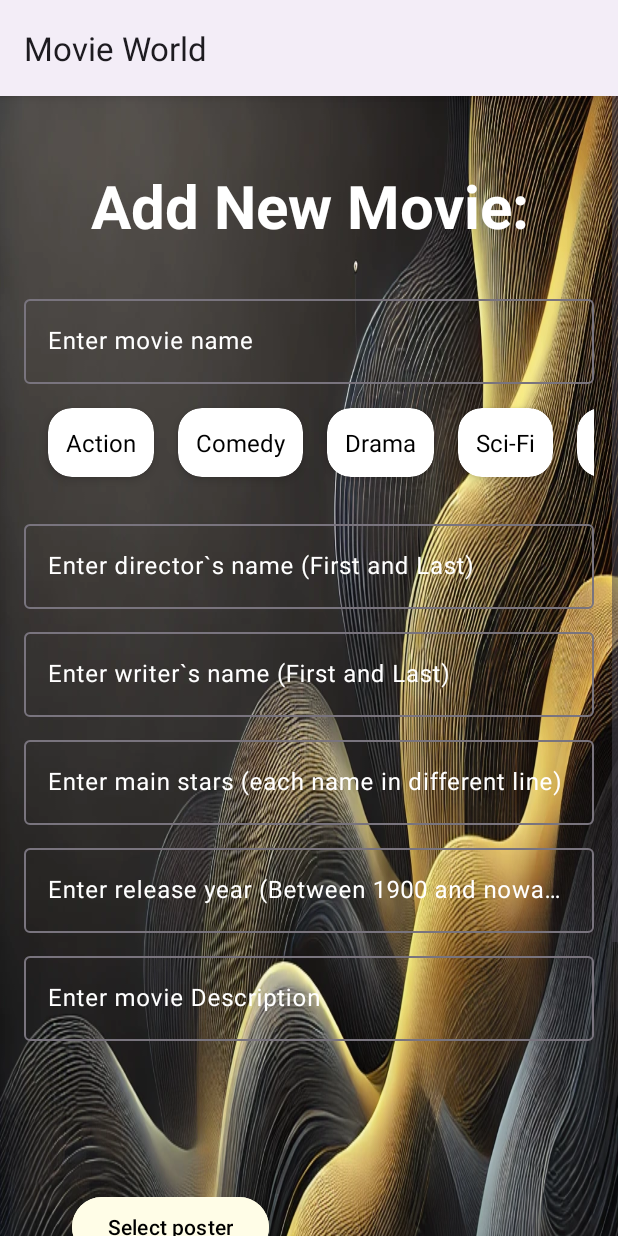
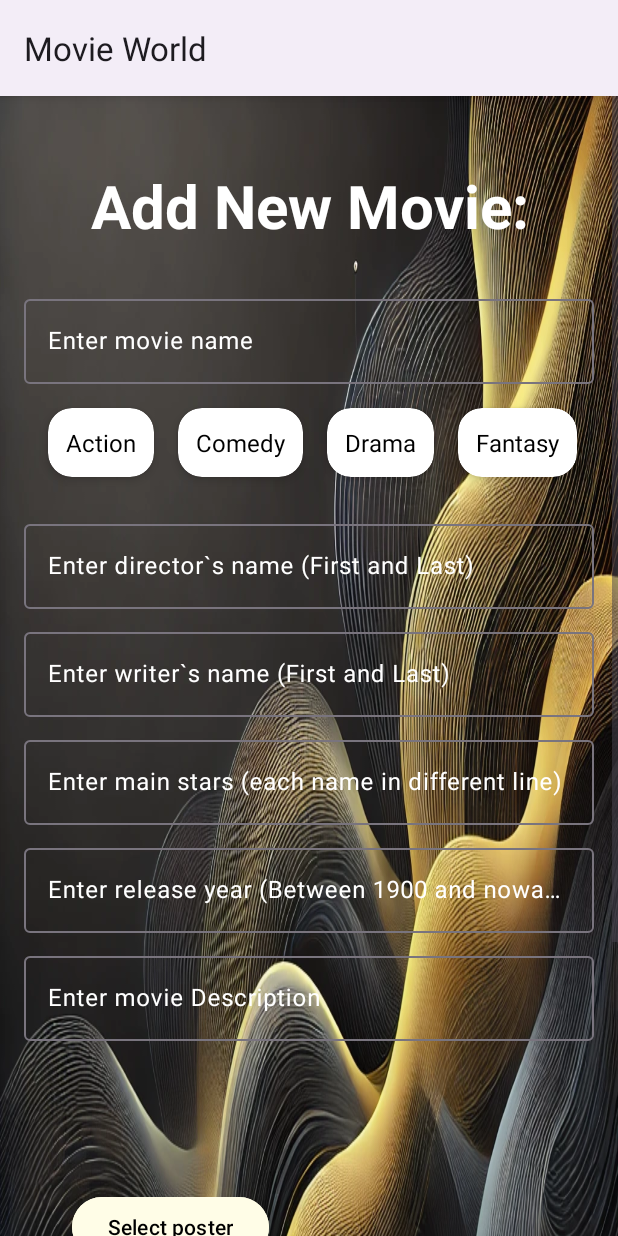
Before and after one commit to yuval-itzhak/Movie-World-App, an Android app: the AddMovieFragment screen opened through its navigation route, on a phone screen of 412 x 824 dp. Run offline under Robolectric (Android 15) with nearby library versions, the phone set to English and light mode, and no system bars; our stand-ins replace Room's generated code.

Commit message:
Added animations to and from detail_movie inside the my_nav.xml Added another genre for movies: Fantasy (inside the AddMovieFragment

```diff
--- a/app/src/main/java/com/example/architectureproject/ui/add_character/AddMovieFragment.kt
+++ b/app/src/main/java/com/example/architectureproject/ui/add_character/AddMovieFragment.kt
@@ -185,7 +185,7 @@ class AddMovieFragment : Fragment() {
     }
 
     private fun setupRecyclerView() {
-        val genres = listOf("Action", "Comedy", "Drama", "Sci-Fi", "Horror", "Romantic", "Documentary", "Musical", "Other")
+        val genres = listOf("Action", "Comedy", "Drama","Fantasy", "Sci-Fi", "Horror", "Romantic", "Documentary", "Musical", "Other")
 
         genreAdapter = GenreAdapter(genres, object : GenreAdapter.OnGenreClickListener {
             override fun onGenreClick(genre: String) {
--- a/app/src/main/res/navigation/my_nav.xml
+++ b/app/src/main/res/navigation/my_nav.xml
@@ -19,7 +19,12 @@
             app:popExitAnim="@anim/to_right" />
         <action
             android:id="@+id/action_allMoviesFragment_to_detailMovieFragment"
-            app:destination="@id/detailMovieFragment" />
+            app:destination="@id/detailMovieFragment"
+            app:enterAnim="@anim/from_right"
+            app:exitAnim="@anim/to_left"
+            app:popEnterAnim="@anim/from_left"
+            app:popExitAnim="@anim/to_right"
+            />
     </fragment>
     <fragment
         android:id="@+id/addMovieFragment"
@@ -43,6 +48,7 @@
         tools:layout="@layout/detail_movie_layout" >
         <action
             android:id="@+id/action_detailMovieFragment_to_allMoviesFragment"
-            app:destination="@id/allMoviesFragment" />
+            app:destination="@id/allMoviesFragment"
+            />
     </fragment>
 </navigation>
```
